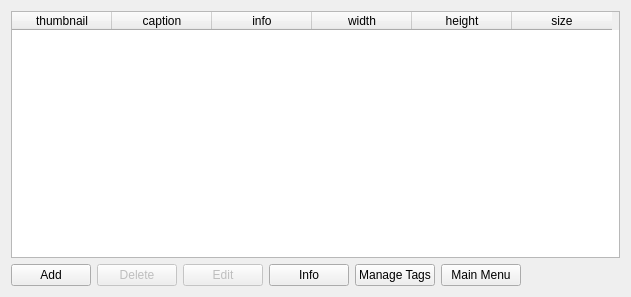
First picture: the form in qt/apps/configurator/forms/pictures.ui, repository Wolframe/qtClient, before the edit.
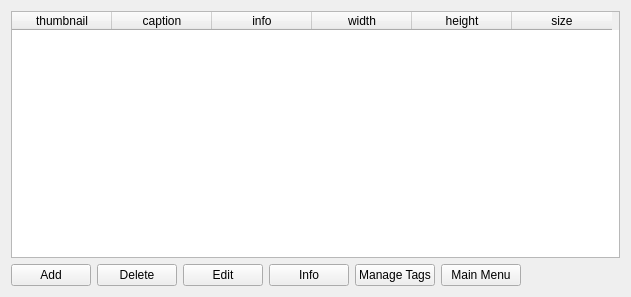
Second picture: the form after the edit.

```diff
--- a/qt/apps/configurator/forms/pictures.ui
+++ b/qt/apps/configurator/forms/pictures.ui
@@ -102,7 +102,7 @@
      <item>
       <widget class="QPushButton" name="delete_2">
        <property name="enabled">
-        <bool>false</bool>
+        <bool>true</bool>
        </property>
        <property name="text">
         <string>Delete</string>
@@ -130,7 +130,7 @@
      <item>
       <widget class="QPushButton" name="edit">
        <property name="enabled">
-        <bool>false</bool>
+        <bool>true</bool>
        </property>
        <property name="text">
         <string>Edit</string>
```
Left out of the diff: 21 changed lines with no effect on the pictures.
